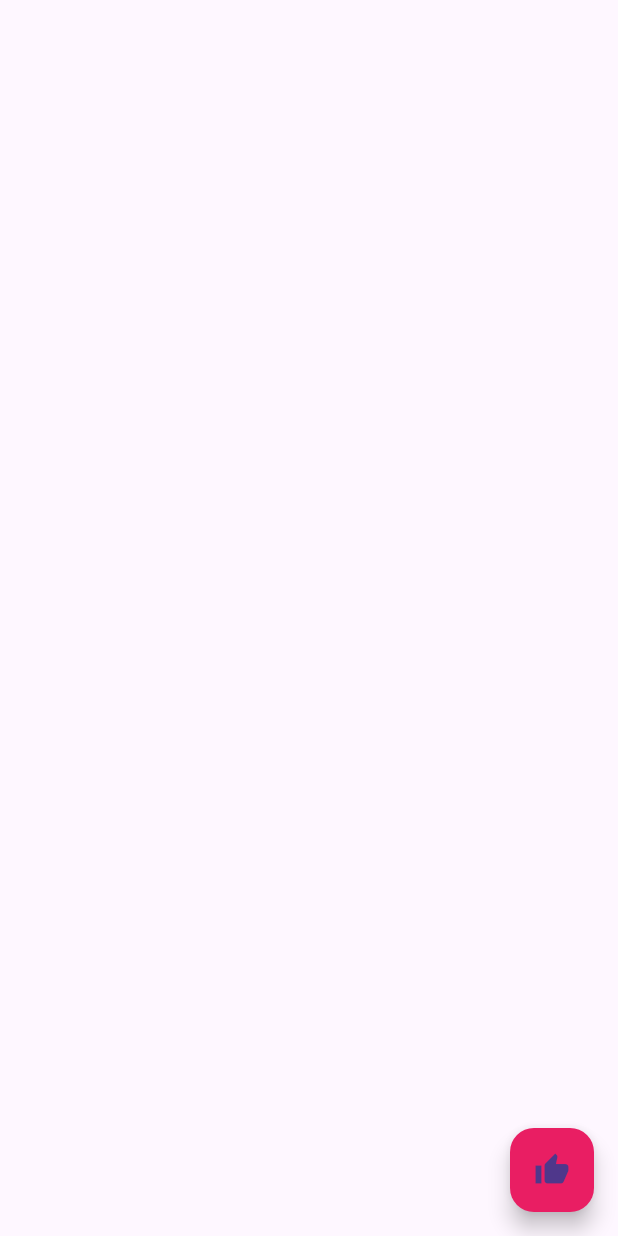
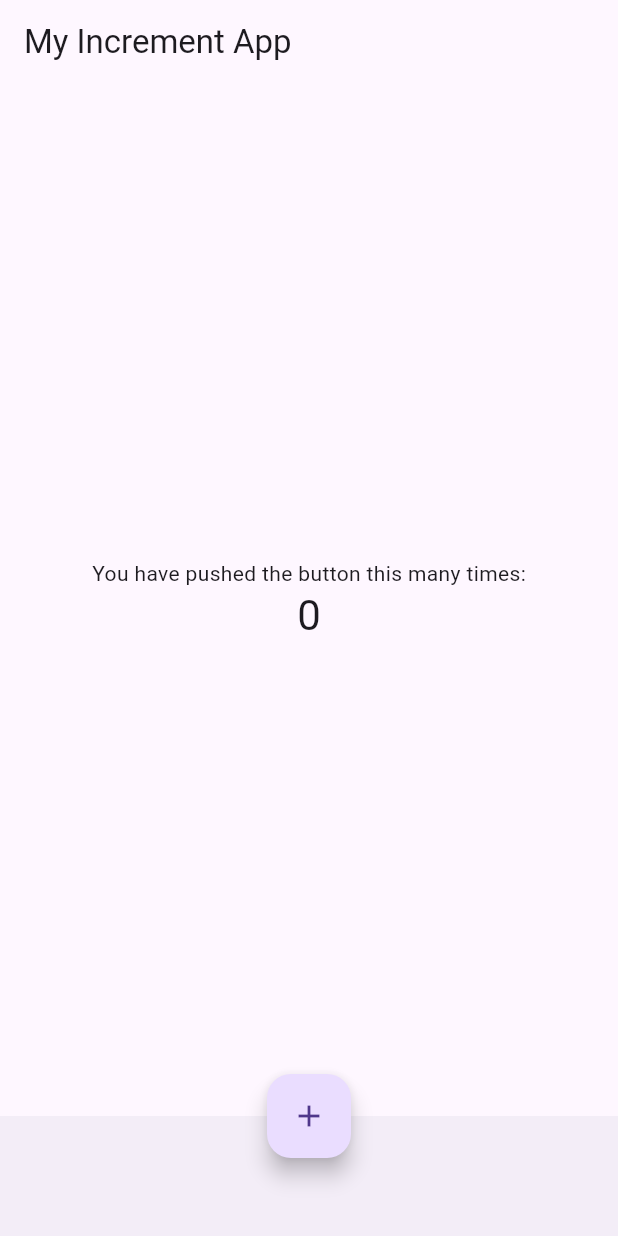
Before and after one commit to Diajengsekar/flutter-fundamental-part1, a Flutter app: the screen it shows after launch, on a phone screen of 412 x 824 dp. Run offline on Flutter 3.47's test engine with Material 3 defaults, Android fonts, the phone set to English and light mode, and no system bars.

Commit message:
prak 5 - Scaffold Widget

```diff
--- a/lib/main.dart
+++ b/lib/main.dart
@@ -1,6 +1,65 @@
-import 'package:flutter/material.dart'; //
-import 'basic_widgets/fab_widget.dart'; // import file FabWidget
+import 'package:flutter/material.dart';
 
 void main() {
-  runApp(const FabWidget()); // jalankan aplikasi dengan FabWidget
+  runApp(const MyApp());
 }
+
+class MyApp extends StatelessWidget {
+  const MyApp({Key? key}) : super(key: key);
+
+  // This widget is the root of your application.
+  @override
+  Widget build(BuildContext context) {
+    return MaterialApp(
+      title: 'Flutter Demo',
+      theme: ThemeData(primarySwatch: Colors.red),
+      home: const MyHomePage(title: 'My Increment App'),
+    );
+  }
+}
+
+class MyHomePage extends StatefulWidget {
+  const MyHomePage({Key? key, required this.title}) : super(key: key);
+
+  final String title;
+
+  @override
+  State<MyHomePage> createState() => _MyHomePageState();
+}
+
+class _MyHomePageState extends State<MyHomePage> {
+  int _counter = 0;
+
+  void _incrementCounter() {
+    setState(() {
+      _counter++;
+    });
+  }
+
+  @override
+  Widget build(BuildContext context) {
+    return Scaffold(
+      appBar: AppBar(title: Text(widget.title)),
+      body: Center(
+        child: Column(
+          mainAxisAlignment: MainAxisAlignment.center,
+          children: <Widget>[
+            const Text('You have pushed the button this many times:'),
+            Text(
+              '$_counter',
+              style: Theme.of(context).textTheme.headlineMedium,
+            ),
+          ],
+        ),
+      ),
+      bottomNavigationBar: BottomAppBar(child: Container(height: 50.0)),
+      floatingActionButton: FloatingActionButton(
+        onPressed: _incrementCounter,
+        tooltip: 'Increment Counter',
+        child: const Icon(Icons.add),
+      ),
+      floatingActionButtonLocation: FloatingActionButtonLocation
+          .centerDocked, // This trailing comma makes auto-formatting nicer for build methods.
+    );
+  }
+}
```
